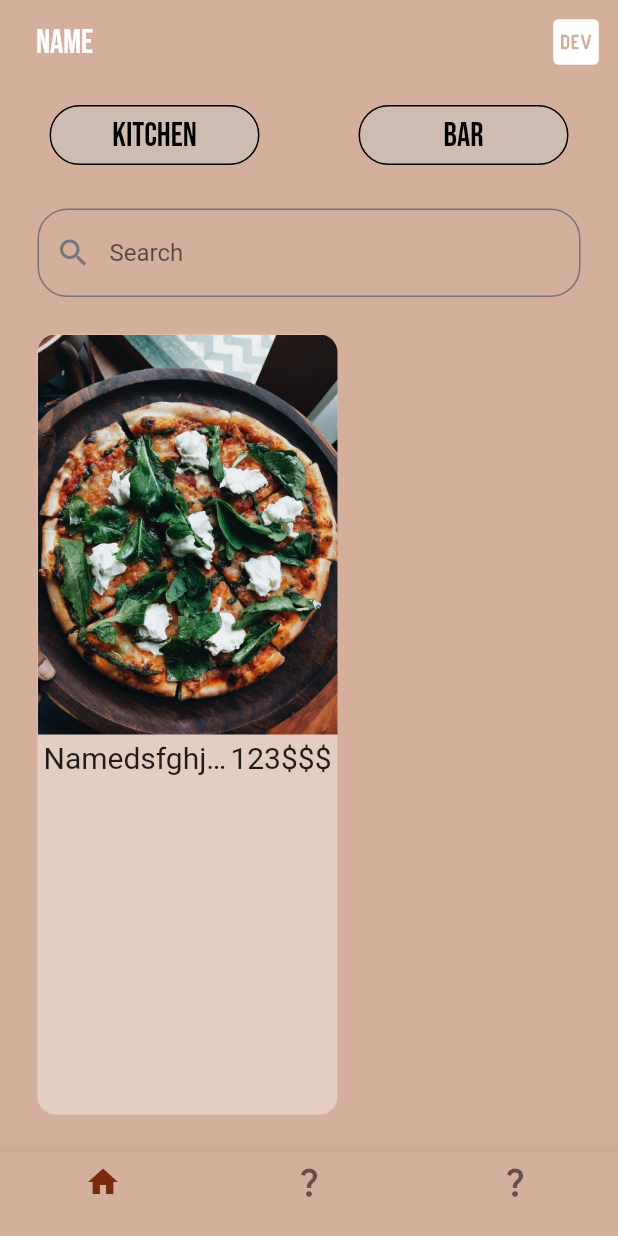
After one commit to dimad2602/WaiterPlus-Flutter-App, a Flutter app: the screen it shows after launch, after a tap on the "restaurant menu" icon, on a phone screen of 412 x 824 dp. The commit adds this screen. Run offline on Flutter 3.47's test engine with Material 2 defaults, Android fonts, the phone set to English and light mode, and no system bars; our stand-ins replace cloud_firestore, firebase_core, google_fonts; accounts and stored records are empty.

Commit message:
Создание меню(menu_page.dart), не доделано

```diff
--- a/lib/main.dart
+++ b/lib/main.dart
@@ -3,7 +3,7 @@ import 'package:flutter_project2/pages/home.dart';
 import 'package:flutter_project2/pages/login_page.dart';
 import 'package:flutter_project2/pages/main_screen.dart';
 import 'package:firebase_core/firebase_core.dart';
-import 'package:flutter_project2/pages/login_page.dart';
+import 'package:flutter_project2/pages/menu_page.dart';
 
 
 void main() async {
@@ -11,7 +11,8 @@ void main() async {
   await Firebase.initializeApp();
   runApp(MaterialApp(
     theme: ThemeData(
-      primaryColor: Colors.deepPurpleAccent
+      primaryColor: Colors.deepPurpleAccent,
+      // brightness: Brightness.dark
     ),
     //home: Home(),
     initialRoute: '/',
@@ -19,6 +20,7 @@ void main() async {
       '/': (context) => MainScreen(),
       '/todo': (context) => Home(),
       '/login_page': (context) => LoginPage(),
+      '/menu_page': (context) => MenuPage(),
     },
   ));
 }
--- a/lib/pages/main_screen.dart
+++ b/lib/pages/main_screen.dart
@@ -38,7 +38,17 @@ class MainScreen extends StatelessWidget {
               Icons.login,
               color: Colors.tealAccent,
               size: 40,
-            )),
+            )
+            ),
+            ElevatedButton(onPressed: (){
+              Navigator.pushNamed(context, '/menu_page');
+            }, child:
+            const Icon(
+              Icons.restaurant_menu,
+              color: Colors.tealAccent,
+              size: 40,
+            )
+            ),
           ],
         ));
   }
--- /dev/null
+++ b/lib/pages/menu_page.dart
@@ -0,0 +1,175 @@
+import 'package:flutter/cupertino.dart';
+import 'package:flutter/material.dart';
+import 'package:flutter_project2/util/top10_dishes_title.dart';
+import 'package:google_fonts/google_fonts.dart';
+
+class MenuPage extends StatefulWidget {
+  const MenuPage({Key? key}) : super(key: key);
+
+  @override
+  State<MenuPage> createState() => _MenuPageState();
+}
+
+class _MenuPageState extends State<MenuPage> {
+  // для изменения цвета иконки поиска
+  bool isFocused = false;
+
+  @override
+  Widget build(BuildContext context) {
+    //var iconColor; // не нужна
+    return Scaffold(
+        backgroundColor: Color(0xFFD3AF9C),
+        appBar: AppBar(
+            automaticallyImplyLeading: false,
+            elevation: 0,
+            backgroundColor: Colors.transparent,
+            //Colors.grey[700],
+            // Это может быть выдвигающееся меню с контактами
+            title: Padding(
+              padding: const EdgeInsets.only(left: 8.0),
+              child: Text(
+                'Name',
+                style: GoogleFonts.bebasNeue(
+                  fontSize: 22,
+                ),
+              ),
+            ),
+            //Icon(Icons.logo_dev, size: 40),
+            actions: const [
+              Padding(
+                padding: EdgeInsets.only(right: 8.0),
+                child: Icon(Icons.logo_dev, size: 40),
+              )
+            ]),
+        // Может и не нужно
+        bottomNavigationBar: BottomNavigationBar(
+          backgroundColor: Color(0xFFD3AF9C),
+          items: const [
+            BottomNavigationBarItem(
+                //Цвет хочеться какойнибуть прикольный
+                icon: Icon(Icons.home, color: Color(0xFF79290C)),
+                label: ''),
+            BottomNavigationBarItem(icon: Icon(Icons.question_mark), label: ''),
+            BottomNavigationBarItem(icon: Icon(Icons.question_mark), label: ''),
+          ],
+        ),
+        body: Padding(
+          padding: const EdgeInsets.only(top: 10.0),
+          child: Column(
+            children: [
+              //Кухня бар Кнопки
+              Row(
+                mainAxisAlignment: MainAxisAlignment.spaceAround,
+                crossAxisAlignment: CrossAxisAlignment.center,
+                // mainAxisAlignment: MainAxisAlignment.center,
+                // mainAxisAlignment: MainAxisAlignment.spaceEvenly,
+                children: [
+                  Container(
+                    child: OutlinedButton(
+                      style: ButtonStyle(
+                        backgroundColor: MaterialStateProperty.all(
+                            Color.fromRGBO(
+                                200, 200, 200, 0.5) /*Colors.grey[600]*/),
+                        side: MaterialStateProperty.all(
+                            BorderSide(color: Colors.black, width: 1)),
+                        // set border side to red with width of 1
+                        minimumSize: MaterialStateProperty.all(Size(140, 40)),
+                        // set width to 150
+                        shape: MaterialStateProperty.all(
+                          RoundedRectangleBorder(
+                            borderRadius: BorderRadius.circular(50.0),
+                          ),
+                        ),
+                      ),
+                      onPressed: () {},
+                      child: Text(
+                        "Kitchen",
+                        style: GoogleFonts.bebasNeue(
+                            fontSize: 22, color: Colors.black),
+                      ),
+                    ),
+                  ),
+                  Container(
+                    child: OutlinedButton(
+                      onPressed: () {},
+                      style: ButtonStyle(
+                        backgroundColor: MaterialStateProperty.all(
+                            Color.fromRGBO(
+                                200, 200, 200, 0.5) /*Colors.grey[600]*/),
+                        // set background color to blue
+                        side: MaterialStateProperty.all(
+                            BorderSide(color: Colors.black, width: 1)),
+                        // set border side to red with width of 1
+                        minimumSize: MaterialStateProperty.all(Size(140, 40)),
+                        // set width to 150
+                        shape: MaterialStateProperty.all(
+                          RoundedRectangleBorder(
+                            borderRadius: BorderRadius.circular(50.0),
+                          ),
+                        ),
+                      ),
+                      child: Text(
+                        // Шрифт кирилицу не поддерживает
+                        'Bar',
+                        style: GoogleFonts.bebasNeue(
+                            fontSize: 22, color: Colors.black),
+                      ),
+                    ),
+                  ),
+                ],
+              ),
+              SizedBox(height: 25),
+
+              //Search? // поменять местами с кнопками?
+              Padding(
+                padding: const EdgeInsets.symmetric(horizontal: 25.0),
+                child: TextField(
+                  decoration: InputDecoration(
+                    prefixIcon: Icon(
+                      Icons.search,
+                      //Статичный цвет иконки
+                      // color: Colors.white,
+                      //Цвет меняеться от фокуса
+                      color: isFocused
+                          ? Colors.black
+                          : Colors
+                              .grey.shade600, // Theme.of(context).primaryColor
+                    ),
+                    hintText: 'Search',
+                    focusedBorder: OutlineInputBorder(
+                        borderRadius: BorderRadius.circular(50),
+                        borderSide: BorderSide(
+                          color: Colors.black,
+                        )),
+                    enabledBorder: OutlineInputBorder(
+                        borderRadius: BorderRadius.circular(20),
+                        borderSide: BorderSide(
+                          color: Colors.grey.shade600,
+                        )),
+                  ),
+                  // Изменение цвета иконки во время фокуса
+                  onTap: () {
+                    setState(() {
+                      isFocused = true;
+                    });
+                  },
+                  onSubmitted: (_) {
+                    setState(() {
+                      isFocused = false;
+                    });
+                  },
+                ),
+              ),
+              SizedBox(height: 25),
+              //Random top10 items
+              Expanded(
+                child: ListView(scrollDirection: Axis.horizontal, children: [
+                  TopDishesTitle(),
+                ]),
+              )
+              //horizontal listview of items
+            ],
+          ),
+        ));
+  }
+}
--- /dev/null
+++ b/lib/util/top10_dishes_title.dart
@@ -0,0 +1,64 @@
+import 'package:flutter/material.dart';
+
+class TopDishesTitle extends StatelessWidget {
+  const TopDishesTitle({Key? key}) : super(key: key);
+
+  @override
+  Widget build(BuildContext context) {
+    return Padding(
+      padding: const EdgeInsets.only(left: 25.0, bottom: 25),
+      child: Container(
+        width: 200,
+        decoration: BoxDecoration(
+          borderRadius: BorderRadius.circular(12),
+          //Хочеться слабо прозрачный черный // Хотя цвет с цифрой, очень не плох
+          color: Colors.white38,
+        ),
+        child: Column(
+          //Делаем надпись слева
+          crossAxisAlignment: CrossAxisAlignment.start,
+          children: [
+            //Image pizza
+            ClipRRect(
+              borderRadius: const BorderRadius.only(
+                topLeft: Radius.circular(12.0),
+                topRight: Radius.circular(12.0),
+              ),
+              child: Image.asset('lib/images/pizzajpg1.jpg'),
+            ),
+            // Pizza name
+            const Row(
+              mainAxisAlignment: MainAxisAlignment.spaceAround,
+              crossAxisAlignment: CrossAxisAlignment.center,
+              children: [
+                Flexible(
+                  child: Padding(
+                    padding: EdgeInsets.only(left: 4.0, top: 4.0),
+                    child: Text(
+                      'Namedsfghjghjghjghjghjghjghjghjghjghjghj',
+                      // Сокрашение текста до ...
+                      overflow: TextOverflow.ellipsis,
+                      maxLines: 1,
+                      style: TextStyle(
+                        fontSize: 20,
+                      ),
+                    ),
+                  ),
+                ),
+                Padding(
+                  padding: EdgeInsets.only(right: 4.0, top: 4.0),
+                  child: Text(
+                    '123\$\$\$',
+                    style: TextStyle(
+                      fontSize: 20,
+                    ),
+                  ),
+                ),
+              ],
+            )
+          ],
+        ),
+      ),
+    );
+  }
+}
--- a/pubspec.yaml
+++ b/pubspec.yaml
@@ -62,8 +62,8 @@ flutter:
   uses-material-design: true
 
   # To add assets to your application, add an assets section, like this:
-  # assets:
-  #   - images/a_dot_burr.jpeg
+  assets:
+    - lib/images/
   #   - images/a_dot_ham.jpeg
 
   # An image asset can refer to one or more resolution-specific "variants", see
```
Also changed, not shown: lib/images/pizzajpg1.jpg (added).
